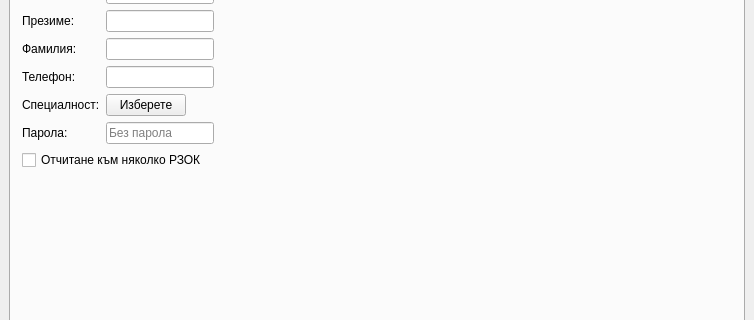
Qt form src/View/Widgets/SettingsDialog.ui (thefinalcutbg/DinoDent) before a commit; both pictures show x 0 to 754 and y 94 to 414 of the 754 by 500 pixel window.
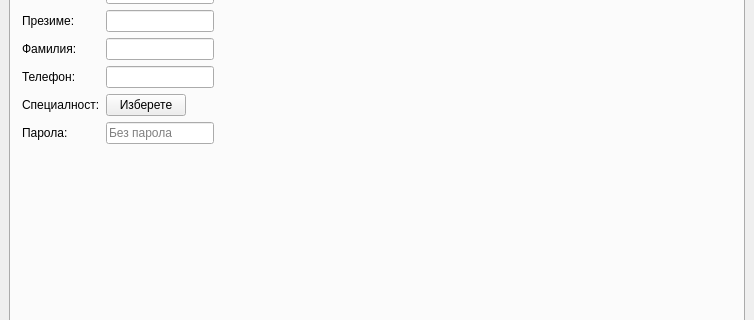
The same form after that commit. The open tabs and pages were chosen to show the change. Custom widgets are drawn as their Qt base class.

Commit message: doctor several rhif removed

```diff
--- a/src/View/Widgets/SettingsDialog.ui
+++ b/src/View/Widgets/SettingsDialog.ui
@@ -805,13 +805,6 @@
          </item>
         </layout>
        </item>
-       <item>
-        <widget class="QCheckBox" name="severalRHIFcheck">
-         <property name="text">
-          <string>Отчитане към няколко РЗОК</string>
-         </property>
-        </widget>
-       </item>
        <item>
         <spacer name="verticalSpacer_5">
          <property name="orientation">
```
Left out of the diff: 2 changed lines with no effect on the pictures. The commit also changes 10 other files.
